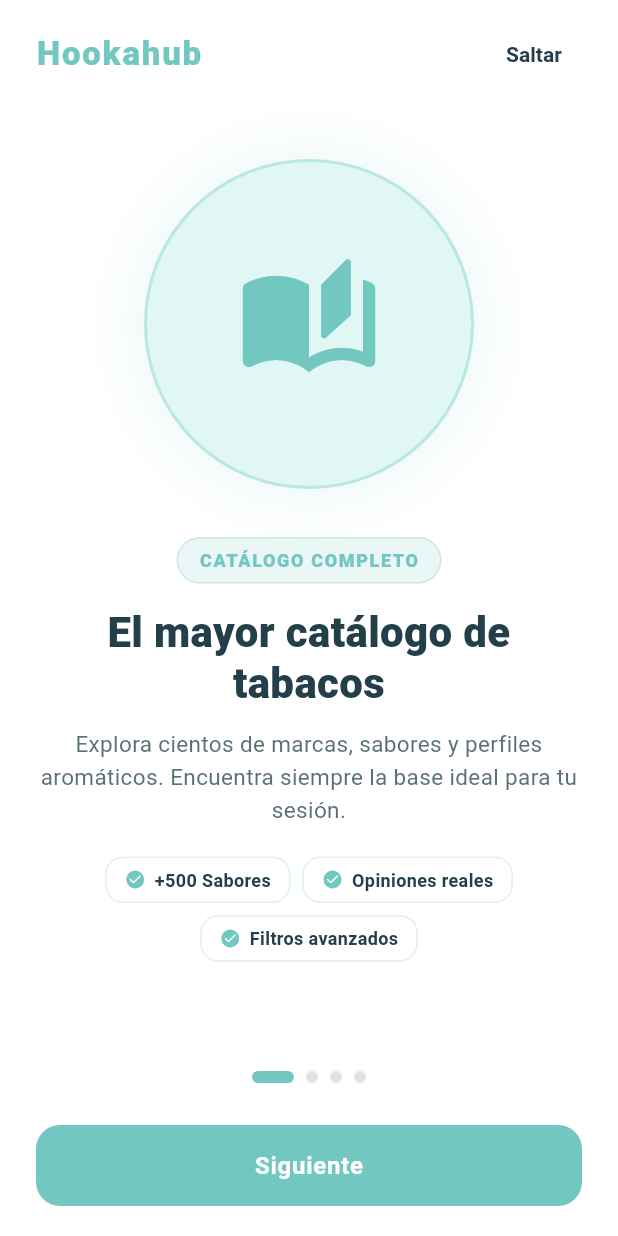
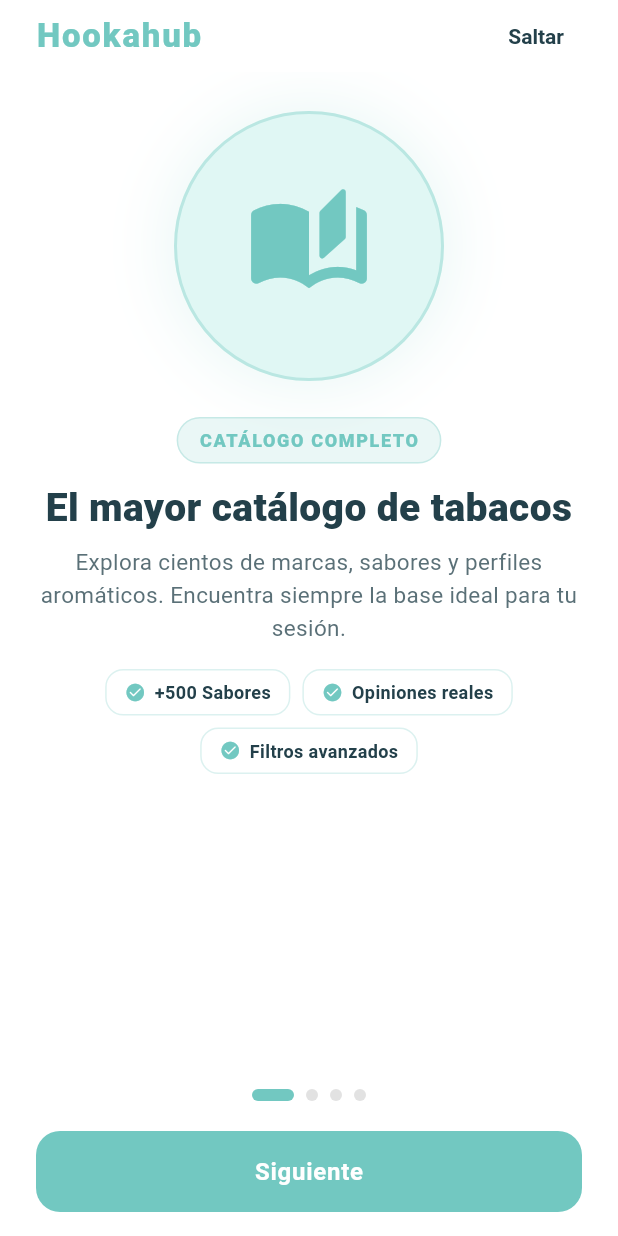
Before and after one commit to manuTGrt/hookahub, a Flutter app: the screen it shows after launch, on a phone screen of 412 x 824 dp. Run offline on Flutter 3.47's test engine with Material 3 defaults, Android fonts, the phone set to English and light mode, and no system bars; drawn by our look-alikes of toastification; our stand-ins replace cached_network_image, connectivity_plus, file_picker, flutter_dotenv, flutter_image_compress, google_sign_in and 7 more; accounts and stored records are empty.

Commit message:
refactor: Mejorar la accesibilidad del Onboarding y la capacidad de respuesta de la interfaz de usuario añadiendo restricciones de escala de texto y optimizando el relleno del diseño.

```diff
--- a/lib/features/onboarding/presentation/onboarding_page.dart
+++ b/lib/features/onboarding/presentation/onboarding_page.dart
@@ -58,6 +58,9 @@ class _OnboardingPageState extends State<OnboardingPage> {
         return Scaffold(
           backgroundColor: Theme.of(context).scaffoldBackgroundColor,
           body: SafeArea(
+            child: MediaQuery.withClampedTextScaling(
+              minScaleFactor: 0.85,
+              maxScaleFactor: 1.3,
               child: LayoutBuilder(
                 builder: (context, constraints) {
                   return Column(
@@ -66,12 +69,13 @@ class _OnboardingPageState extends State<OnboardingPage> {
                       Padding(
                         padding: const EdgeInsets.symmetric(
                           horizontal: 24.0,
-                        vertical: 12.0,
+                          vertical: 8.0,
                         ),
                         child: Row(
                           mainAxisAlignment: MainAxisAlignment.spaceBetween,
                           children: [
-                          Text(
+                            Expanded(
+                              child: Text(
                                 'Hookahub',
                                 style: TextStyle(
                                   fontSize: 22,
@@ -79,7 +83,11 @@ class _OnboardingPageState extends State<OnboardingPage> {
                                   letterSpacing: 1.2,
                                   color: primary,
                                 ),
+                                maxLines: 1,
+                                overflow: TextOverflow.ellipsis,
                               ),
+                            ),
+                            const SizedBox(width: 12),
                             AnimatedOpacity(
                               duration: const Duration(milliseconds: 250),
                               opacity: provider.isLastPage ? 0.0 : 1.0,
@@ -93,6 +101,12 @@ class _OnboardingPageState extends State<OnboardingPage> {
                                     fontWeight: FontWeight.w600,
                                     fontSize: 14,
                                   ),
+                                  padding: const EdgeInsets.symmetric(
+                                    horizontal: 12,
+                                    vertical: 8,
+                                  ),
+                                  minimumSize: Size.zero,
+                                  tapTargetSize: MaterialTapTargetSize.shrinkWrap,
                                 ),
                                 child: const Text('Saltar'),
                               ),
@@ -123,7 +137,7 @@ class _OnboardingPageState extends State<OnboardingPage> {
                       Padding(
                         padding: const EdgeInsets.symmetric(
                           horizontal: 24.0,
-                        vertical: 20.0,
+                          vertical: 16.0,
                         ),
                         child: Column(
                           mainAxisSize: MainAxisSize.min,
@@ -141,7 +155,7 @@ class _OnboardingPageState extends State<OnboardingPage> {
                                 ),
                               ),
                             ),
-                          const SizedBox(height: 28),
+                            const SizedBox(height: 20),
 
                             // Botón de Acción Principal (CTA)
                             SizedBox(
@@ -181,6 +195,7 @@ class _OnboardingPageState extends State<OnboardingPage> {
                 },
               ),
             ),
+          ),
         );
       },
     );
@@ -194,7 +209,7 @@ class _OnboardingPageState extends State<OnboardingPage> {
     required Color primary,
     required BoxConstraints constraints,
   }) {
-    final isCompact = constraints.maxHeight < 680;
+    final isCompact = constraints.maxHeight < 700;
     final cardBg = isDark ? fieldDark : fieldLight;
     final titleColor = isDark ? Colors.white : navy;
     final descColor = isDark
@@ -207,12 +222,12 @@ class _OnboardingPageState extends State<OnboardingPage> {
       child: Column(
         mainAxisAlignment: MainAxisAlignment.center,
         children: [
-          SizedBox(height: isCompact ? 10 : 24),
+          SizedBox(height: isCompact ? 8 : 16),
 
           // ── Contenedor Heroico / Ilustración ──
           Container(
-            width: isCompact ? 180 : 220,
-            height: isCompact ? 180 : 220,
+            width: isCompact ? 140 : 180,
+            height: isCompact ? 140 : 180,
             decoration: BoxDecoration(
               shape: BoxShape.circle,
               color: cardBg,
@@ -229,10 +244,14 @@ class _OnboardingPageState extends State<OnboardingPage> {
               ],
             ),
             child: Center(
-              child: Icon(item.icon, size: isCompact ? 76 : 96, color: primary),
+              child: Icon(
+                item.icon,
+                size: isCompact ? 64 : 84,
+                color: primary,
               ),
             ),
-          SizedBox(height: isCompact ? 20 : 32),
+          ),
+          SizedBox(height: isCompact ? 16 : 24),
 
           // ── Badge de Categoría ──
           Container(
@@ -255,32 +274,32 @@ class _OnboardingPageState extends State<OnboardingPage> {
               ),
             ),
           ),
-          const SizedBox(height: 16),
+          const SizedBox(height: 14),
 
           // ── Título Emocional ──
           Text(
             item.title,
             textAlign: TextAlign.center,
             style: TextStyle(
-              fontSize: isCompact ? 24 : 28,
+              fontSize: isCompact ? 22 : 26,
               fontWeight: FontWeight.w800,
               color: titleColor,
               height: 1.2,
             ),
           ),
-          const SizedBox(height: 12),
+          const SizedBox(height: 10),
 
           // ── Cuerpo de Texto (UX Copy) ──
           Text(
             item.description,
             textAlign: TextAlign.center,
             style: TextStyle(
-              fontSize: isCompact ? 14 : 15,
+              fontSize: isCompact ? 13 : 15,
               color: descColor,
               height: 1.45,
             ),
           ),
-          const SizedBox(height: 20),
+          const SizedBox(height: 16),
 
           // ── Chips de Características Relevantes ──
           Wrap(
@@ -289,6 +308,9 @@ class _OnboardingPageState extends State<OnboardingPage> {
             alignment: WrapAlignment.center,
             children: item.highlights.map((tag) {
               return Container(
+                constraints: BoxConstraints(
+                  maxWidth: constraints.maxWidth - 48,
+                ),
                 padding: const EdgeInsets.symmetric(
                   horizontal: 12,
                   vertical: 6,
@@ -305,14 +327,22 @@ class _OnboardingPageState extends State<OnboardingPage> {
                 child: Row(
                   mainAxisSize: MainAxisSize.min,
                   children: [
-                    Icon(Icons.check_circle_rounded, size: 14, color: primary),
+                    Icon(
+                      Icons.check_circle_rounded,
+                      size: 14,
+                      color: primary,
+                    ),
                     const SizedBox(width: 6),
-                    Text(
+                    Flexible(
+                      child: Text(
                         tag,
                         style: TextStyle(
                           fontSize: 12,
                           fontWeight: FontWeight.w600,
                           color: isDark ? darkNavy : navy,
+                        ),
+                        maxLines: 1,
+                        overflow: TextOverflow.ellipsis,
                       ),
                     ),
                   ],
```
Lines whose indentation alone changed are shown as unchanged.
